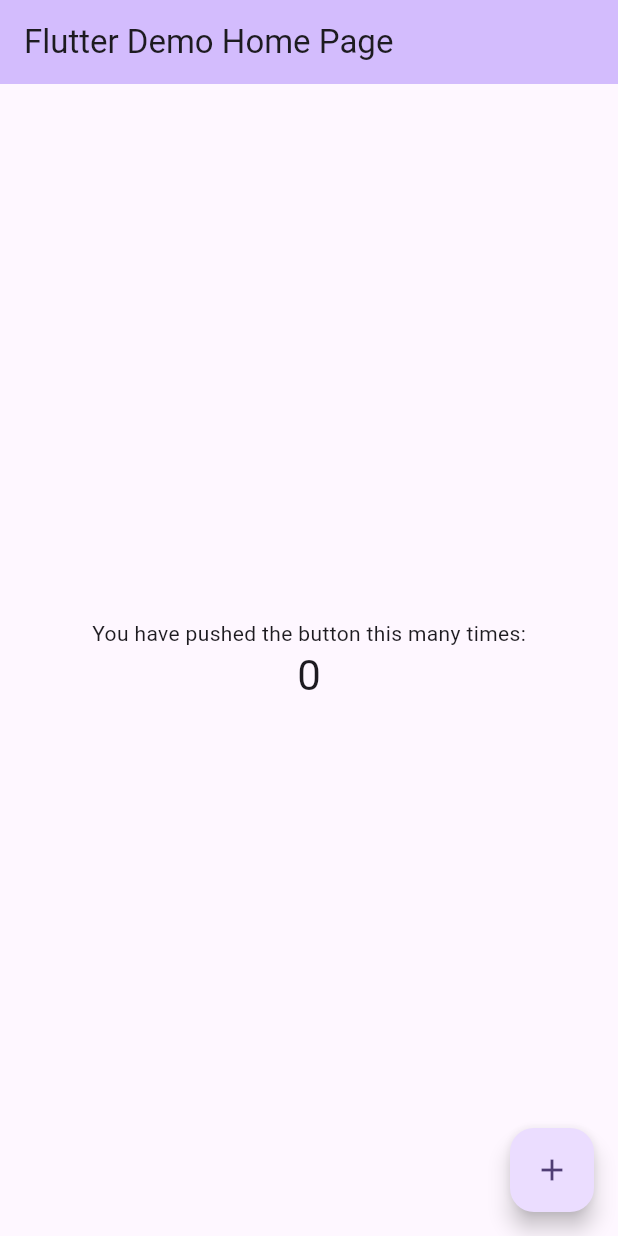
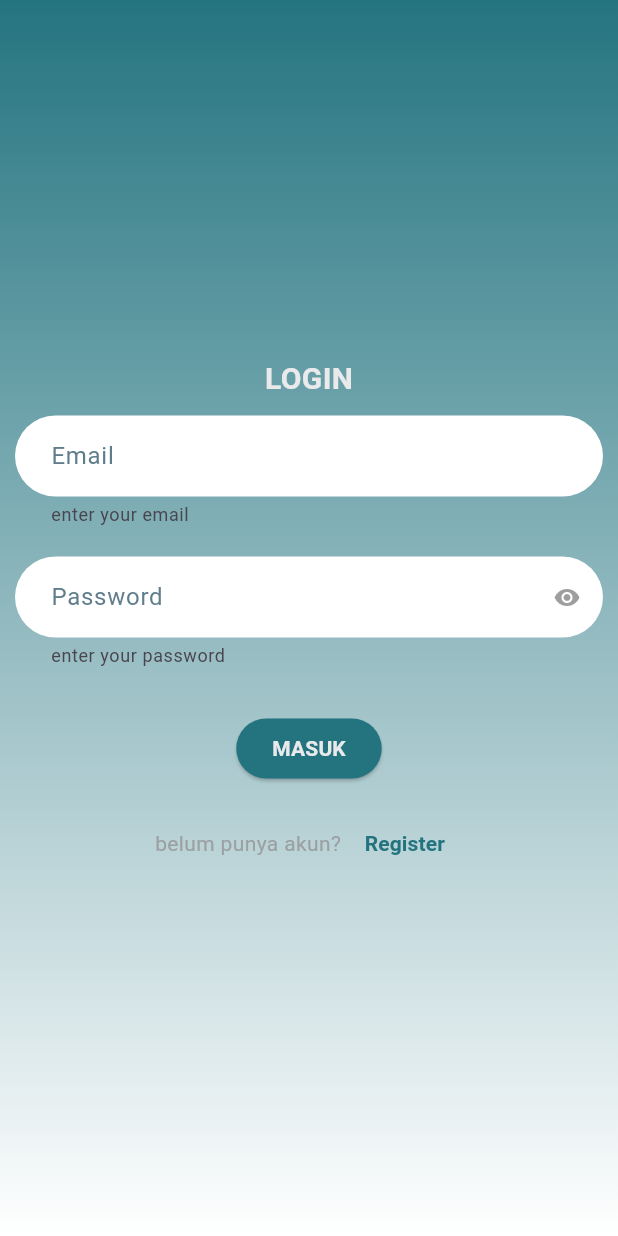
Before and after one commit to fanes-setiawan/fire_guardian, a Flutter app: the screen it shows after launch, on a phone screen of 412 x 824 dp. Run offline on Flutter 3.47's test engine with Material 2 defaults, Android fonts, the light colour scheme and no system bars; our stand-ins replace firebase_auth, firebase_core; accounts and stored records are empty.

Commit message:
feat :: login view

```diff
--- a/config.json
+++ b/config.json
@@ -1,5 +1,8 @@
 {
-    "modules": [],
+    "modules": [
+        "login",
+        "register"
+    ],
     "module_directory_name": "module",
     "experimental_mode": false,
     "learning_mode": false,
--- /dev/null
+++ b/lib/core.dart
@@ -0,0 +1,10 @@
+/*
+We believe, the class name must be unique.
+If there is a conflicting class name in this file,
+it means you have to rename it to something more unique.
+*/
+export 'package:fire_guardian/firebase_options.dart';
+export 'package:fire_guardian/module/login/controller/login_controller.dart';
+export 'package:fire_guardian/module/login/view/login_view.dart';
+export 'package:fire_guardian/module/register/controller/register_controller.dart';
+export 'package:fire_guardian/module/register/view/register_view.dart';
--- /dev/null
+++ b/lib/global_core/color/color.dart
@@ -0,0 +1,19 @@
+import 'package:flutter/material.dart';
+
+//COLOR BACKGROUND
+Color primary = Color(0xFF247480);
+Color black = Color(0xFF081013);
+
+//COLOR TEXT
+Color whiteText = Color(0xFFEAEAEC);
+Color greyText = Color(0xFF9BA0A3);
+
+//COLOR GRADIENT
+LinearGradient gradientRed = LinearGradient(
+  begin: Alignment.topCenter,
+  end: Alignment.bottomCenter,
+  colors: [
+    primary,
+    Colors.white,
+  ],
+);
--- /dev/null
+++ b/lib/global_widget/form_widget/text_field_widget.dart
@@ -0,0 +1,69 @@
+import 'package:flutter/material.dart';
+
+class TextFieldWidget extends StatefulWidget {
+  final String hintText;
+  final String? helperText;
+  final bool obscureText;
+  final Widget? suffixIcon;
+
+  final void Function(String) onPressed;
+
+  const TextFieldWidget(
+      {super.key,
+      required this.hintText,
+      this.helperText,
+      required this.obscureText,
+      this.suffixIcon,
+      required this.onPressed});
+
+  @override
+  State<TextFieldWidget> createState() => _TextFieldWidgetState();
+}
+
+class _TextFieldWidgetState extends State<TextFieldWidget> {
+  @override
+  Widget build(BuildContext context) {
+    return Padding(
+      padding: const EdgeInsets.all(10.0),
+      child: TextFormField(
+        cursorColor: Colors.black,
+        obscureText: widget.obscureText,
+        decoration: InputDecoration(
+          contentPadding:
+              EdgeInsets.symmetric(vertical: 15.0, horizontal: 20.0),
+          isDense: true,
+          filled: true,
+          fillColor: Colors.white,
+          border: InputBorder.none,
+          focusedBorder: OutlineInputBorder(
+              borderRadius: BorderRadius.circular(30),
+              borderSide: BorderSide(
+                color: Colors.blue,
+              )),
+          enabledBorder: OutlineInputBorder(
+            borderRadius: BorderRadius.circular(30),
+            borderSide: BorderSide(color: Colors.transparent),
+          ),
+          errorBorder: OutlineInputBorder(
+              borderRadius: BorderRadius.circular(30),
+              borderSide: BorderSide(
+                color: Colors.red,
+              )),
+          disabledBorder: OutlineInputBorder(
+              borderRadius: BorderRadius.circular(30),
+              borderSide: BorderSide(
+                color: Colors.grey,
+              )),
+          focusColor: Colors.white,
+          hintText: widget.hintText,
+          suffixIcon: widget.suffixIcon,
+          hintStyle: TextStyle(
+            color: Colors.blueGrey,
+          ),
+          helperText: widget.helperText,
+        ),
+        onChanged: widget.onPressed,
+      ),
+    );
+  }
+}
--- a/lib/main.dart
+++ b/lib/main.dart
@@ -1,4 +1,5 @@
 import 'package:fire_guardian/firebase_options.dart';
+import 'package:fire_guardian/module/login/view/login_view.dart';
 import 'package:firebase_core/firebase_core.dart';
 import 'package:flutter/material.dart';
 
@@ -17,115 +18,13 @@ class MyApp extends StatelessWidget {
   @override
   Widget build(BuildContext context) {
     return MaterialApp(
+      debugShowCheckedModeBanner: false,
       title: 'Flutter Demo',
       theme: ThemeData(
-        // This is the theme of your application.
-        //
-        // TRY THIS: Try running your application with "flutter run". You'll see
-        // the application has a blue toolbar. Then, without quitting the app,
-        // try changing the seedColor in the colorScheme below to Colors.green
-        // and then invoke "hot reload" (save your changes or press the "hot
-        // reload" button in a Flutter-supported IDE, or press "r" if you used
-        // the command line to start the app).
-        //
-        // Notice that the counter didn't reset back to zero; the application
-        // state is not lost during the reload. To reset the state, use hot
-        // restart instead.
-        //
-        // This works for code too, not just values: Most code changes can be
-        // tested with just a hot reload.
         colorScheme: ColorScheme.fromSeed(seedColor: Colors.deepPurple),
         useMaterial3: true,
       ),
-      home: const MyHomePage(title: 'Flutter Demo Home Page'),
+      home: const LoginView(),
     );
   }
 }
-
-class MyHomePage extends StatefulWidget {
-  const MyHomePage({super.key, required this.title});
-
-  // This widget is the home page of your application. It is stateful, meaning
-  // that it has a State object (defined below) that contains fields that affect
-  // how it looks.
-
-  // This class is the configuration for the state. It holds the values (in this
-  // case the title) provided by the parent (in this case the App widget) and
-  // used by the build method of the State. Fields in a Widget subclass are
-  // always marked "final".
-
-  final String title;
-
-  @override
-  State<MyHomePage> createState() => _MyHomePageState();
-}
-
-class _MyHomePageState extends State<MyHomePage> {
-  int _counter = 0;
-
-  void _incrementCounter() {
-    setState(() {
-      // This call to setState tells the Flutter framework that something has
-      // changed in this State, which causes it to rerun the build method below
-      // so that the display can reflect the updated values. If we changed
-      // _counter without calling setState(), then the build method would not be
-      // called again, and so nothing would appear to happen.
-      _counter++;
-    });
-  }
-
-  @override
-  Widget build(BuildContext context) {
-    // This method is rerun every time setState is called, for instance as done
-    // by the _incrementCounter method above.
-    //
-    // The Flutter framework has been optimized to make rerunning build methods
-    // fast, so that you can just rebuild anything that needs updating rather
-    // than having to individually change instances of widgets.
-    return Scaffold(
-      appBar: AppBar(
-        // TRY THIS: Try changing the color here to a specific color (to
-        // Colors.amber, perhaps?) and trigger a hot reload to see the AppBar
-        // change color while the other colors stay the same.
-        backgroundColor: Theme.of(context).colorScheme.inversePrimary,
-        // Here we take the value from the MyHomePage object that was created by
-        // the App.build method, and use it to set our appbar title.
-        title: Text(widget.title),
-      ),
-      body: Center(
-        // Center is a layout widget. It takes a single child and positions it
-        // in the middle of the parent.
-        child: Column(
-          // Column is also a layout widget. It takes a list of children and
-          // arranges them vertically. By default, it sizes itself to fit its
-          // children horizontally, and tries to be as tall as its parent.
-          //
-          // Column has various properties to control how it sizes itself and
-          // how it positions its children. Here we use mainAxisAlignment to
-          // center the children vertically; the main axis here is the vertical
-          // axis because Columns are vertical (the cross axis would be
-          // horizontal).
-          //
-          // TRY THIS: Invoke "debug painting" (choose the "Toggle Debug Paint"
-          // action in the IDE, or press "p" in the console), to see the
-          // wireframe for each widget.
-          mainAxisAlignment: MainAxisAlignment.center,
-          children: <Widget>[
-            const Text(
-              'You have pushed the button this many times:',
-            ),
-            Text(
-              '$_counter',
-              style: Theme.of(context).textTheme.headlineMedium,
-            ),
-          ],
-        ),
-      ),
-      floatingActionButton: FloatingActionButton(
-        onPressed: _incrementCounter,
-        tooltip: 'Increment',
-        child: const Icon(Icons.add),
-      ), // This trailing comma makes auto-formatting nicer for build methods.
-    );
-  }
-}
--- /dev/null
+++ b/lib/module/login/controller/login_controller.dart
@@ -0,0 +1,53 @@
+import 'package:firebase_auth/firebase_auth.dart';
+import 'package:flutter/material.dart';
+import 'package:fire_guardian/core.dart';
+import '../view/login_view.dart';
+
+class LoginController extends State<LoginView> {
+  static late LoginController instance;
+  late LoginView view;
+  bool obscureState = true;
+  bool isLoading = false; // Status loading
+
+  visibilitySt() {
+    obscureState = !obscureState;
+    setState(() {});
+  }
+
+  @override
+  void initState() {
+    instance = this;
+    super.initState();
+  }
+
+  @override
+  void dispose() => super.dispose();
+
+  @override
+  Widget build(BuildContext context) => widget.build(context, this);
+  String? email;
+  String? password;
+  Future<void> doEmailLogin() async {
+    try {
+      setState(() {
+        isLoading = true; // Set status loading menjadi true sebelum login
+      });
+
+      await FirebaseAuth.instance.signInWithEmailAndPassword(
+        email: email!,
+        password: password!,
+      );
+    } on FirebaseAuthException catch (err) {
+      print("Login error: ${err.code} - ${err.message}");
+      // TODO: Handle login error, show error message to the user
+    } catch (err) {
+      print("Login error: $err");
+      // TODO: Handle login error, show error message to the user
+    } finally {
+      setState(() {
+        isLoading =
+            false; // Set status loading menjadi false setelah login selesai
+      });
+    }
+  }
+}
--- /dev/null
+++ b/lib/module/login/view/login_view.dart
@@ -0,0 +1,111 @@
+import 'package:fire_guardian/global_core/color/color.dart' as c;
+import 'package:fire_guardian/global_widget/form_widget/text_field_widget.dart';
+import 'package:flutter/material.dart';
+import 'package:fire_guardian/core.dart';
+import '../controller/login_controller.dart';
+
+class LoginView extends StatefulWidget {
+  const LoginView({Key? key}) : super(key: key);
+
+  Widget build(context, LoginController controller) {
+    controller.view = this;
+
+    return Scaffold(
+      body: SingleChildScrollView(
+        child: Container(
+          width: MediaQuery.of(context).size.width,
+          height: MediaQuery.of(context).size.height,
+          decoration: BoxDecoration(
+            gradient: c.gradientRed,
+          ),
+          child: Column(
+            mainAxisAlignment: MainAxisAlignment.center,
+            children: [
+              Text(
+                "LOGIN",
+                style: TextStyle(
+                  fontSize: 20.0,
+                  color: c.whiteText,
+                  fontWeight: FontWeight.bold,
+                ),
+              ),
+              TextFieldWidget(
+                hintText: "Email",
+                helperText: "enter your email",
+                obscureText: false,
+                onPressed: (value) {
+                  controller.email = value;
+                },
+              ),
+              TextFieldWidget(
+                hintText: "Password",
+                helperText: "enter your password",
+                obscureText: controller.obscureState,
+                suffixIcon: IconButton(
+                  onPressed: () {
+                    controller.visibilitySt();
+                  },
+                  icon: Icon(
+                    controller.obscureState
+                        ? Icons.visibility
+                        : Icons.visibility_off,
+                    color: Colors.grey,
+                  ),
+                ),
+                onPressed: (value) {
+                  controller.password = value;
+                },
+              ),
+              const SizedBox(
+                height: 20.0,
+              ),
+              ElevatedButton(
+                style: ElevatedButton.styleFrom(
+                  backgroundColor: c.primary,
+                  onPrimary: c.black,
+                  shape: RoundedRectangleBorder(
+                    borderRadius: BorderRadius.circular(20),
+                  ),
+                ),
+                onPressed: () {},
+                child: Text(
+                  "MASUK",
+                  style: TextStyle(
+                      color: c.whiteText, fontWeight: FontWeight.bold),
+                ),
+              ),
+              const SizedBox(
+                height: 15.0,
+              ),
+              Row(
+                mainAxisAlignment: MainAxisAlignment.center,
+                children: [
+                  Text(
+                    "belum punya akun? ",
+                    style: TextStyle(
+                      color: c.greyText,
+                      fontSize: 14.0,
+                    ),
+                  ),
+                  TextButton(
+                    onPressed: () {},
+                    child: Text(
+                      "Register",
+                      style: TextStyle(
+                        color: c.primary,
+                        fontWeight: FontWeight.bold,
+                      ),
+                    ),
+                  ),
+                ],
+              ),
+            ],
+          ),
+        ),
+      ),
+    );
+  }
+
+  @override
+  State<LoginView> createState() => LoginController();
+}
```
Also changed, not shown: lib/module/register/controller/register_controller.dart (added, +20 -0 lines), lib/module/register/view/register_view.dart (added, +29 -0 lines), lib/state_util.dart (added, +49 -0 lines), pubspec.yaml (+8 -8 lines), assets/logo/logo_apk.png (added), lib/firebase_options.dart, pubspec.lock, 2 other files.
